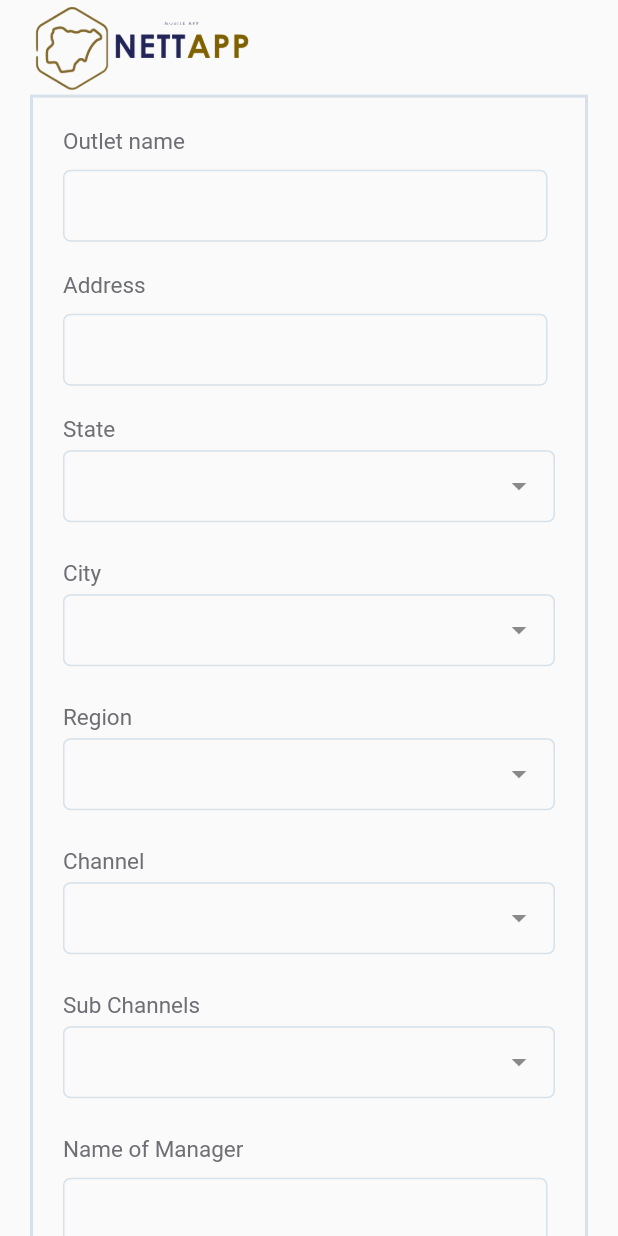
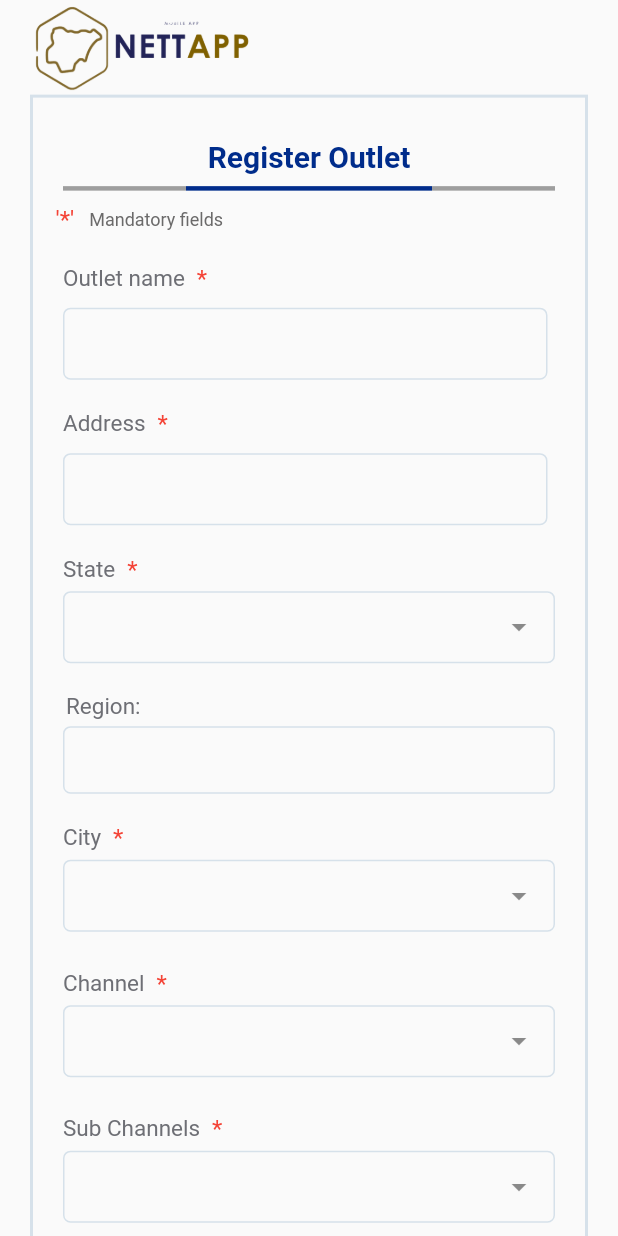
Before and after one commit to ObiVictorChibuike/Dexter_customer, a Flutter app: the OutletFormScreen screen opened by its route, on a phone screen of 412 x 824 dp. Run offline on Flutter 3.47's test engine with Material 2 defaults, Android fonts, the phone set to English and light mode, and no system bars; drawn by our look-alikes of dropdown_textfield; Roboto replaces fonts that are missing (neueplak).

Commit message:
Working on form

```diff
--- a/lib/core/widgets/outlined_container.dart
+++ b/lib/core/widgets/outlined_container.dart
@@ -7,6 +7,7 @@ class OutlinedContainer extends StatelessWidget {
   @override
   Widget build(BuildContext context) {
     return Container(
+      padding: const EdgeInsets.symmetric(vertical: 20),
       decoration: BoxDecoration(
           border: Border.all(color: AppColors.inputBorder, width: 2)),
       child: content,
--- a/lib/features/outlets/screens/outlet_form_screen.dart
+++ b/lib/features/outlets/screens/outlet_form_screen.dart
@@ -8,9 +8,11 @@ class OutletFormScreen extends StatelessWidget {
   @override
   Widget build(BuildContext context) {
     return Scaffold(
+      resizeToAvoidBottomInset: true,
       body: ListView(
         padding: const EdgeInsets.symmetric(horizontal: 20),
-        children: const [AppBarRow(), OutletDetailsForm()],
+        // padding: EdgeInsets.symmetric(horizontal: 20),
+        children: const [AppBarRow(), OutletForm()],
       ),
     );
   }
--- a/lib/features/outlets/widgets/drop_down_widget.dart
+++ b/lib/features/outlets/widgets/drop_down_widget.dart
@@ -1,5 +1,6 @@
 import 'package:dropdown_textfield/dropdown_textfield.dart';
 import 'package:flutter/material.dart';
+
 import 'package:nettapp/core/app_colors/app_colors.dart';
 import 'package:nettapp/core/widgets/text_widget.dart';
 
@@ -10,13 +11,14 @@ class DropDownInput extends StatefulWidget {
       required this.onChanged,
       required this.label,
       required this.options,
-      this.enableSearch = false});
+      this.enableSearch = false,
+      required this.isMandatory});
   final String? initialValue;
   final void Function(dynamic)? onChanged;
   final String label;
   final List<DropDownValueModel> options;
   final bool enableSearch;
-
+  final bool isMandatory;
   @override
   State<DropDownInput> createState() => _DropDownInputState();
 }
@@ -41,10 +43,21 @@ class _DropDownInputState extends State<DropDownInput> {
       child: Column(
         crossAxisAlignment: CrossAxisAlignment.start,
         children: [
-          TextWidget(
-            text: widget.label,
-            color: const Color.fromARGB(255, 110, 111, 117),
-            fontSize: 15,
+          Row(
+            children: [
+              TextWidget(
+                text: widget.label,
+                color: const Color.fromARGB(255, 110, 111, 117),
+                fontSize: 15,
+              ),
+              Padding(
+                padding: const EdgeInsets.only(left: 8.0),
+                child: TextWidget(
+                  text: widget.isMandatory ? "*" : "",
+                  color: Colors.red,
+                ),
+              )
+            ],
           ),
           Padding(
             padding: const EdgeInsets.symmetric(vertical: 5.0),
@@ -53,6 +66,8 @@ class _DropDownInputState extends State<DropDownInput> {
               initialValue: widget.initialValue,
               controller: _cnt,
               clearOption: true,
+              // enableSearch: true,
+              // dropdownColor: Colors.green,
               textFieldDecoration: InputDecoration(
                 contentPadding: const EdgeInsets.symmetric(horizontal: 20),
                 enabledBorder: OutlineInputBorder(
@@ -70,6 +85,7 @@ class _DropDownInputState extends State<DropDownInput> {
                 }
               },
               dropDownItemCount: 6,
+
               dropDownList: widget.options,
               onChanged: widget.onChanged,
             ),
@@ -79,58 +95,3 @@ class _DropDownInputState extends State<DropDownInput> {
     );
   }
 }
-
-List<DropDownValueModel> customers = [
-  const DropDownValueModel(name: 'John Stores', value: "John Stores"),
-  const DropDownValueModel(
-    name: 'Exquisite Rumours',
-    value: "Exquisite Rumours",
-  ),
-  const DropDownValueModel(name: 'Fobbs lounge', value: "Fobbs Lounge"),
-  const DropDownValueModel(
-    name: 'Addide',
-    value: "Addide",
-  )
-];
-
-List<DropDownValueModel> brands = [
-  const DropDownValueModel(name: 'Moet & Chandon', value: "Moet & Chandon"),
-];
-
-List<DropDownValueModel> brandCategories = [
-  const DropDownValueModel(name: 'Sprit', value: "Sprit"),
-  const DropDownValueModel(
-    name: 'Wines',
-    value: "Wines",
-  ),
-];
-
-List<DropDownValueModel> categories = [
-  const DropDownValueModel(name: 'Drink Vendor', value: "Drink Vendor"),
-];
-
-List<DropDownValueModel> products = [
-  const DropDownValueModel(
-      name: 'Moet nectar imperial rose 75cl',
-      value: "Moet nectar imperial rose 75cl"),
-  const DropDownValueModel(
-      name: 'Moet nectar imperial rose ', value: "Moet nectar imperial rose "),
-  const DropDownValueModel(
-    name: 'Hennessy VS 70cl',
-    value: "Hennessy VS 70cl",
-  ),
-  const DropDownValueModel(name: 'Hennessy VS 35cl', value: "Hennessy VS 35cl"),
-];
-
-List<DropDownValueModel> types = [
-  const DropDownValueModel(name: 'Opening Stock', value: "Opening Stock"),
-  const DropDownValueModel(
-    name: 'Sales',
-    value: "Sales",
-  ),
-  const DropDownValueModel(name: 'Purchase', value: "Purchase"),
-  const DropDownValueModel(
-    name: 'Closing Stock',
-    value: "Closing Stock",
-  )
-];
--- /dev/null
+++ b/lib/features/outlets/widgets/form_header.dart
@@ -0,0 +1,53 @@
+import 'package:flutter/material.dart';
+import 'package:nettapp/core/app_colors/app_colors.dart';
+import 'package:nettapp/core/widgets/text_widget.dart';
+
+class FormHeaderWidget extends StatelessWidget {
+  const FormHeaderWidget({super.key, required this.title});
+  final String title;
+  @override
+  Widget build(BuildContext context) {
+    return Padding(
+      padding: const EdgeInsets.symmetric(horizontal: 20.0),
+      child: Column(
+        children: [
+          Padding(
+            padding: const EdgeInsets.symmetric(vertical: 8.0),
+            child: TextWidget(
+              text: title,
+              fontSize: 20,
+              fontWeight: FontWeight.bold,
+              color: AppColors.blue,
+            ),
+          ),
+          Row(
+            children: [
+              Flexible(
+                child: Container(
+                  height: 3,
+                  width: double.infinity,
+                  color: Colors.grey,
+                ),
+              ),
+              Flexible(
+                flex: 2,
+                child: Container(
+                  height: 3,
+                  width: double.infinity,
+                  color: AppColors.blue,
+                ),
+              ),
+              Flexible(
+                child: Container(
+                  height: 3,
+                  width: double.infinity,
+                  color: Colors.grey,
+                ),
+              )
+            ],
+          )
+        ],
+      ),
+    );
+  }
+}
--- a/lib/features/outlets/widgets/form_input_field.dart
+++ b/lib/features/outlets/widgets/form_input_field.dart
@@ -15,7 +15,8 @@ class FormInputFieldWidget extends StatelessWidget {
       required this.textFieldkey,
       this.obscureText = false,
       this.suffixIcon,
-      this.prefixicon});
+      this.prefixicon,
+      required this.isMandatory});
   final String label;
   final String hintText;
   final double hintSize;
@@ -26,6 +27,7 @@ class FormInputFieldWidget extends StatelessWidget {
   final Widget? suffixIcon;
   final Widget? prefixicon;
   final String? initialValue;
+  final bool isMandatory;
   @override
   Widget build(BuildContext context) {
     return Padding(
@@ -35,10 +37,21 @@ class FormInputFieldWidget extends StatelessWidget {
         child: Column(crossAxisAlignment: CrossAxisAlignment.start, children: [
           Padding(
             padding: const EdgeInsets.only(bottom: 10),
-            child: TextWidget(
-              text: label,
-              color: const Color.fromARGB(255, 110, 111, 117),
-              fontSize: 15,
+            child: Row(
+              children: [
+                TextWidget(
+                  text: label,
+                  color: const Color.fromARGB(255, 110, 111, 117),
+                  fontSize: 15,
+                ),
+                Padding(
+                  padding: const EdgeInsets.only(left: 8.0),
+                  child: TextWidget(
+                    text: isMandatory ? "*" : "",
+                    color: Colors.red,
+                  ),
+                )
+              ],
             ),
           ),
           TextFormField(
--- a/lib/features/outlets/widgets/outlet_form.dart
+++ b/lib/features/outlets/widgets/outlet_form.dart
@@ -1,32 +1,21 @@
 import 'package:flutter/material.dart';
+import 'package:nettapp/core/app_colors/app_colors.dart';
 import 'package:nettapp/core/constants/lists.dart';
 import 'package:nettapp/core/widgets/outlined_container.dart';
+import 'package:nettapp/core/widgets/text_widget.dart';
+import 'package:nettapp/features/auth/widgets/blue_button_widget.dart';
 import 'package:nettapp/features/outlets/widgets/drop_down_widget.dart';
+import 'package:nettapp/features/outlets/widgets/form_header.dart';
 import 'package:nettapp/features/outlets/widgets/form_input_field.dart';
 
-class OutletForm extends StatelessWidget {
+class OutletForm extends StatefulWidget {
   const OutletForm({super.key});
 
   @override
-  Widget build(BuildContext context) {
-    return Scaffold(
-      body: ListView(
-        children: const [],
-      ),
-    );
-  }
+  State<OutletForm> createState() => _OutletFormState();
 }
 
-class OutletDetailsForm extends StatefulWidget {
-  const OutletDetailsForm({
-    super.key,
-  });
-
-  @override
-  State<OutletDetailsForm> createState() => _OutletDetailsFormState();
-}
-
-class _OutletDetailsFormState extends State<OutletDetailsForm> {
+class _OutletFormState extends State<OutletForm> {
   final formfieldkey_1 = GlobalKey<FormFieldState>();
   final formfieldkey_2 = GlobalKey<FormFieldState>();
   final formfieldkey_3 = GlobalKey<FormFieldState>();
@@ -38,52 +27,79 @@ class _OutletDetailsFormState extends State<OutletDetailsForm> {
   String? region;
   String? subChannel;
 
-  // void createOutlet() {
-  //   final outlet = ref.watch(outletProvider.notifier);
-  //   outlet.createOutlet(
-  //       date: DateFormat.yMMMMd().format(DateTime.now()),
-  //       capturedBy: widget.data["capturedBy"],
-  //       latitude: widget.data["latitude"],
-  //       longitude: widget.data["longitude"],
-  //       name: formfieldkey_1.currentState?.value,
-  //       managerName: formfieldkey_3.currentState?.value,
-  //       managerPhoneNumber: formfieldkey_4.currentState?.value,
-  //       supplier: formfieldkey_5.currentState?.value,
-  //       address: formfieldkey_2.currentState?.value,
-  //       stateCity: state!,
-  //       city: city!,
-  //       region: region!,
-  //       channel: channel!,
-  //       subChannel: subChannel!);
-  //   widget.controller.animateTo(1,
-  //       duration: const Duration(seconds: 1), curve: Curves.bounceIn);
-  // }
-
   @override
   Widget build(BuildContext context) {
     return OutlinedContainer(
       content: Form(
         child: Column(
+          crossAxisAlignment: CrossAxisAlignment.start,
           children: [
+            const FormHeaderWidget(title: "Register Outlet"),
+            const Padding(
+              padding: EdgeInsets.only(left: 15.0, top: 10),
+              child: Row(
+                children: [
+                  TextWidget(
+                    text: "'*'",
+                    color: Colors.red,
+                  ),
+                  SizedBox(
+                    width: 10,
+                  ),
+                  TextWidget(
+                    text: "Mandatory fields",
+                    fontSize: 12,
+                    color: Color.fromARGB(255, 107, 106, 106),
+                  ),
+                ],
+              ),
+            ),
             FormInputFieldWidget(
+                isMandatory: true,
                 label: "Outlet name",
                 hintText: "",
                 onChanged: (val) {},
                 textFieldkey: formfieldkey_1),
             FormInputFieldWidget(
+                isMandatory: true,
                 label: "Address",
                 hintText: "",
                 onChanged: (val) {},
                 textFieldkey: formfieldkey_2),
             DropDownInput(
+              isMandatory: true,
               onChanged: (val) {
                 state = val.name;
+                setState(() {});
               },
               label: "State",
               options: states(),
               enableSearch: true,
             ),
+            const Padding(
+              padding: EdgeInsets.only(bottom: 4, top: 15, left: 22),
+              child: TextWidget(
+                text: "Region:",
+                fontSize: 15,
+                color: Color.fromARGB(255, 110, 111, 117),
+              ),
+            ),
+            Center(
+              child: Container(
+                margin: const EdgeInsets.symmetric(horizontal: 20),
+                height: 45,
+                width: double.infinity,
+                decoration: BoxDecoration(
+                  border: Border.all(color: AppColors.inputBorder),
+                  borderRadius: BorderRadius.circular(5),
+                ),
+                child: Padding(
+                    padding: const EdgeInsets.only(left: 20.0, top: 12),
+                    child: TextWidget(text: getRegion(state))),
+              ),
+            ),
             DropDownInput(
+              isMandatory: true,
               onChanged: (val) {
                 city = val.name;
               },
@@ -92,20 +108,14 @@ class _OutletDetailsFormState extends State<OutletDetailsForm> {
               options: cities(),
             ),
             DropDownInput(
-              onChanged: (val) {
-                region = val.name;
-              },
-              label: "Region",
-              enableSearch: true,
-              options: regions(),
-            ),
-            DropDownInput(
+                isMandatory: true,
                 onChanged: (val) {
                   channel = val.name;
                 },
                 label: "Channel",
                 options: channels),
             DropDownInput(
+              isMandatory: true,
               onChanged: (val) {
                 subChannel = val.name;
               },
@@ -114,52 +124,33 @@ class _OutletDetailsFormState extends State<OutletDetailsForm> {
               options: subChannels(),
             ),
             FormInputFieldWidget(
+                isMandatory: false,
                 label: "Name of Manager",
                 hintText: "",
                 onChanged: (val) {},
                 textFieldkey: formfieldkey_3),
             FormInputFieldWidget(
+                isMandatory: false,
                 label: "Phone Number of Manager",
                 hintText: "",
                 onChanged: (val) {},
                 textFieldkey: formfieldkey_4),
             FormInputFieldWidget(
+                isMandatory: false,
                 label: "Supplier(s)",
                 hintText: "",
                 onChanged: (val) {},
                 textFieldkey: formfieldkey_5),
             const SizedBox(
+              height: 30,
+            ),
+            Padding(
+              padding: const EdgeInsets.symmetric(horizontal: 20.0),
+              child: BlueButtonWidget(onTap: () {}, label: "Register"),
+            ),
+            const SizedBox(
               height: 20,
-            ),
-            // Padding(
-            //   padding: const EdgeInsets.only(bottom: 10.0),
-            //   child: Container(
-            //     width: 272,
-            //     height: 50,
-            //     decoration: BoxDecoration(
-            //       borderRadius: BorderRadius.circular(5),
-            //       border: Border.all(color: AppColors.inputBorder),
-            //     ),
-            //     child: Padding(
-            //       padding: const EdgeInsets.all(8.0),
-            //       child: ElevatedButton(
-            //         style: const ButtonStyle(
-            //           backgroundColor: MaterialStatePropertyAll(
-            //             Color.fromARGB(255, 0, 44, 139),
-            //           ),
-            //         ),
-            //         onPressed: () async {
-            //           // createOutlet();
-            //         },
-            //         child: const TextWidget(
-            //           text: "Next",
-            //           color: AppColors.white,
-            //           fontWeight: FontWeight.bold,
-            //         ),
-            //       ),
-            //     ),
-            //   ),
-            // )
+            )
           ],
         ),
       ),
```
Also changed, not shown: lib/core/constants/lists.dart (+143 -0 lines).
